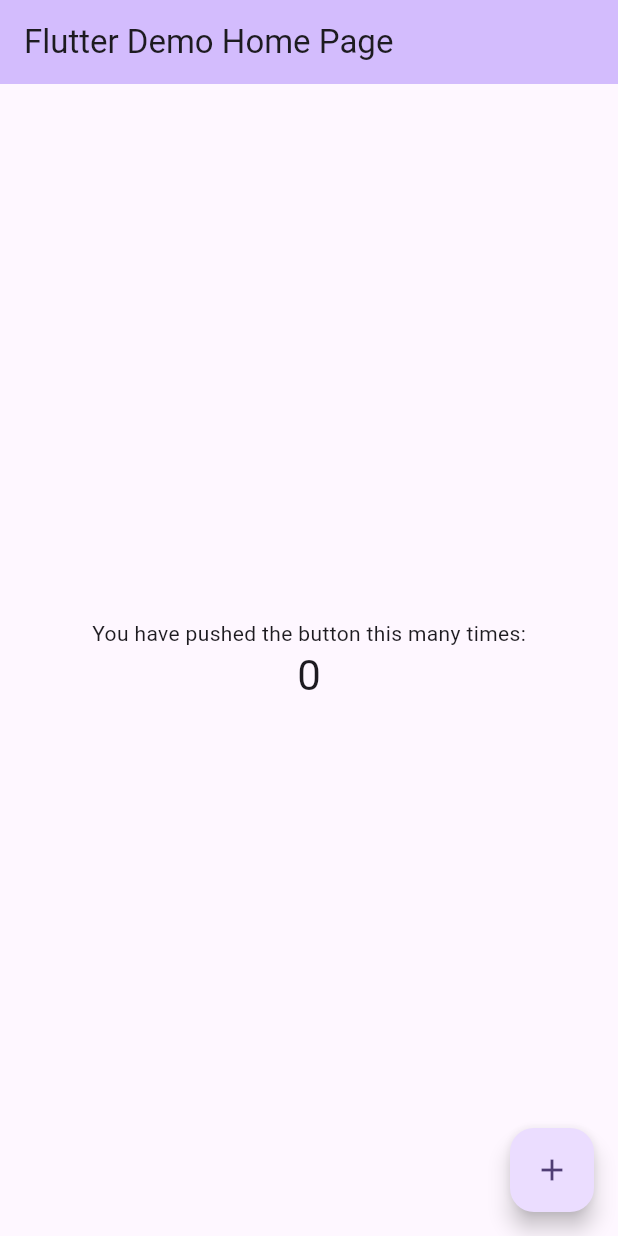
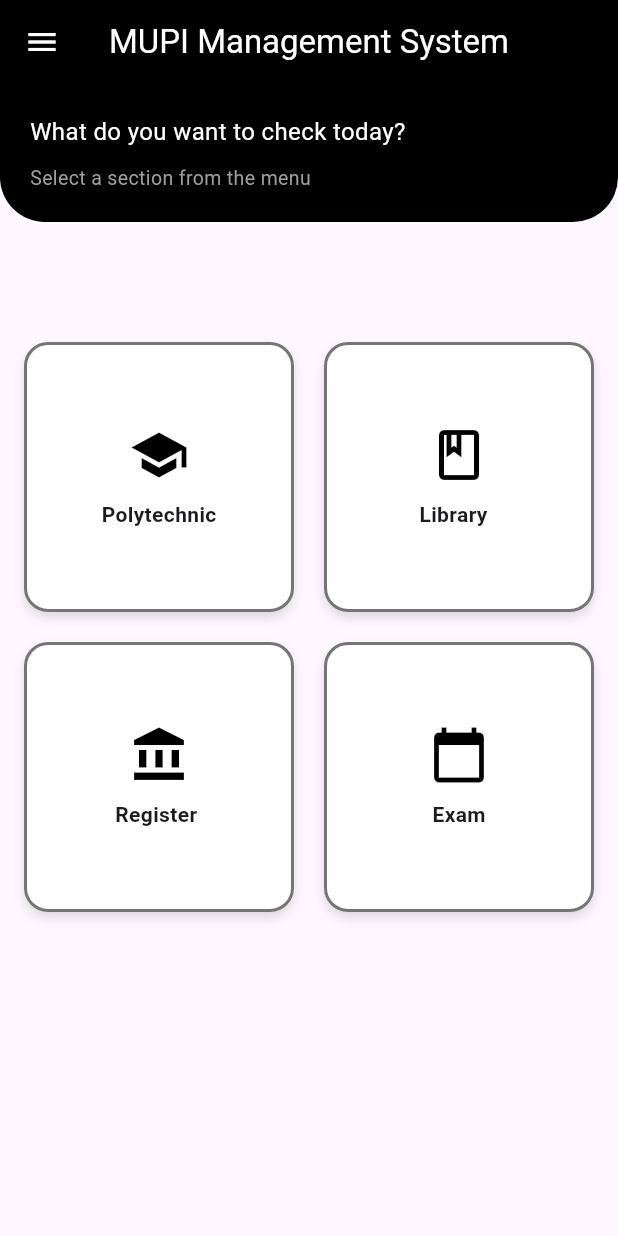
Before and after one commit to tawfiq-a/polytechnic_management_system, a Flutter app: the screen it shows after launch, on a phone screen of 412 x 824 dp. Run offline on Flutter 3.47's test engine with Material 3 defaults, Android fonts, the phone set to English and light mode, and no system bars; our stand-ins replace get.

Commit message:
main screen design

```diff
--- /dev/null
+++ b/lib/features/main_screen/view/main_screen.dart
@@ -0,0 +1,192 @@
+import 'package:flutter/material.dart';
+
+class MainScreen extends StatelessWidget {
+  const MainScreen({super.key});
+
+  @override
+  Widget build(BuildContext context) {
+    return Scaffold(
+      appBar: AppBar(
+        backgroundColor: Colors.black,
+        automaticallyImplyLeading: false,
+        leading: Builder(
+          builder: (context) => IconButton(
+            icon: const Icon(Icons.menu, color: Colors.white),
+            onPressed: () {
+              Scaffold.of(context).openDrawer();
+            },
+          ),
+        ),
+        title: const Text(
+          "MUPI Management System",
+          style: TextStyle(color: Colors.white),
+        ),
+        centerTitle: true,
+      ),
+
+      drawer: Drawer(
+        child: ListView(
+          padding: EdgeInsets.zero,
+          children: [
+            const DrawerHeader(
+              decoration: BoxDecoration(
+                color: Colors.black,
+              ),
+              child: Align(
+                alignment: Alignment.bottomLeft,
+                child: Text(
+                  'MUPI Menu',
+                  style: TextStyle(
+                    color: Colors.white,
+                    fontSize: 20,
+                  ),
+                ),
+              ),
+            ),
+
+            ListTile(
+              leading: const Icon(Icons.dashboard),
+              title: const Text('Dashboard'),
+              onTap: () {
+                Navigator.pop(context);
+              },
+            ),
+
+            ListTile(
+              leading: const Icon(Icons.people),
+              title: const Text('Students'),
+              onTap: () {
+                Navigator.pop(context);
+              },
+            ),
+
+            ListTile(
+              leading: const Icon(Icons.settings),
+              title: const Text('Settings'),
+              onTap: () {
+                Navigator.pop(context);
+              },
+            ),
+          ],
+        ),
+      ),
+
+      body: SafeArea(
+        child: SingleChildScrollView(
+          child: Column(
+            children: [
+              Container(
+                width: double.infinity,
+                padding: const EdgeInsets.all(20),
+                decoration: const BoxDecoration(
+                  color: Colors.black,
+                  borderRadius: BorderRadius.only(
+                    bottomLeft: Radius.circular(30),
+                    bottomRight: Radius.circular(30),
+                  ),
+                ),
+                child: Column(
+                  crossAxisAlignment: CrossAxisAlignment.start,
+                  children: const [
+                    Text(
+                      "What do you want to check today?",
+                      style: TextStyle(
+                        color: Colors.white,
+                        fontSize: 16,
+                      ),
+                    ),
+                    SizedBox(height: 10),
+                    Text(
+                      "Select a section from the menu",
+                      style: TextStyle(
+                        color: Colors.grey,
+                        fontSize: 13,
+                      ),
+                    ),
+                  ],
+                ),
+              ),
+
+              const SizedBox(height: 80),
+
+              Padding(
+                padding: const EdgeInsets.symmetric(horizontal: 16),
+                child: GridView.count(
+                  crossAxisCount: 2,
+                  shrinkWrap: true,
+                  physics: const NeverScrollableScrollPhysics(),
+                  mainAxisSpacing: 20,
+                  crossAxisSpacing: 20,
+                  children: [
+                    _DashboardCard(
+                      title: "Polytechnic",
+                      icon: Icons.school,
+                    ),
+                    _DashboardCard(
+                      title: "Library  ",
+                      icon: Icons.book_outlined,
+                    ),
+                    _DashboardCard(
+                      title: "Register ",
+                      icon: Icons.account_balance,
+                    ),
+                    _DashboardCard(
+                      title: "Exam",
+                      icon: Icons.calendar_today,
+                    ),
+
+                  ],
+                ),
+              ),
+            ],
+          ),
+        ),
+      ),
+    );
+  }
+}
+
+class _DashboardCard extends StatelessWidget {
+  final String title;
+  final IconData icon;
+
+  const _DashboardCard({
+    required this.title,
+    required this.icon,
+  });
+
+  @override
+  Widget build(BuildContext context) {
+    return Container(
+      decoration: BoxDecoration(
+        border: Border.all(
+          color: Colors.black54 ,
+          width:2
+        ),
+        color: Colors.white,
+        borderRadius: BorderRadius.circular(16),
+        boxShadow: const [
+          BoxShadow(
+            color: Colors.black12,
+            blurRadius: 6,
+            offset: Offset(0, 4),
+          ),
+        ],
+      ),
+      child: Column(
+        mainAxisAlignment: MainAxisAlignment.center,
+        children: [
+          Icon(icon, size: 40, color: Colors.black),
+          const SizedBox(height: 10),
+          Text(
+            title,
+            style: const TextStyle(
+              fontSize: 14,
+              fontWeight: FontWeight.w600,
+            ),
+          ),
+        ],
+      ),
+    );
+  }
+}
--- a/lib/main.dart
+++ b/lib/main.dart
@@ -1,63 +1,18 @@
-import 'package:flutter/material.dart';
+import 'package:flutter/cupertino.dart';
+import 'package:get/get.dart';
+import 'package:poly_manage_systm/features/main_screen/view/main_screen.dart';
 
-void main() {
-  runApp(const MyApp());
+void main(){
+  runApp(MyApp());
 }
 class MyApp extends StatelessWidget {
   const MyApp({super.key});
 
   @override
   Widget build(BuildContext context) {
-    return MaterialApp(
-      title: 'Flutter Demo',
-      theme: ThemeData(colorScheme: .fromSeed(seedColor: Colors.deepPurple)),
-      home: const MyHomePage(title: 'Flutter Demo Home Page'),
+    return GetMaterialApp(
+      debugShowCheckedModeBanner: false,
+      home: MainScreen(),
     );
   }
 }
-
-class MyHomePage extends StatefulWidget {
-  const MyHomePage({super.key, required this.title});
-  final String title;
-
-  @override
-  State<MyHomePage> createState() => _MyHomePageState();
-}
-
-class _MyHomePageState extends State<MyHomePage> {
-  int _counter = 0;
-
-  void _incrementCounter() {
-    setState(() {
-      _counter++;
-    });
-  }
-
-  @override
-  Widget build(BuildContext context) {
-    return Scaffold(
-      appBar: AppBar(
-        backgroundColor: Theme.of(context).colorScheme.inversePrimary,
-
-        title: Text(widget.title),
-      ),
-      body: Center(
-        child: Column(
-          mainAxisAlignment: .center,
-          children: [
-            const Text('You have pushed the button this many times:'),
-            Text(
-              '$_counter',
-              style: Theme.of(context).textTheme.headlineMedium,
-            ),
-          ],
-        ),
-      ),
-      floatingActionButton: FloatingActionButton(
-        onPressed: _incrementCounter,
-        tooltip: 'Increment',
-        child: const Icon(Icons.add),
-      ),
-    );
-  }
-}
--- a/pubspec.yaml
+++ b/pubspec.yaml
@@ -34,6 +34,7 @@ dependencies:
   # The following adds the Cupertino Icons font to your application.
   # Use with the CupertinoIcons class for iOS style icons.
   cupertino_icons: ^1.0.8
+  get: ^4.7.3
 
 dev_dependencies:
   flutter_test:
```
Also changed, not shown: lib/features/main_screen/main_view.dart (deleted), pubspec.lock.
